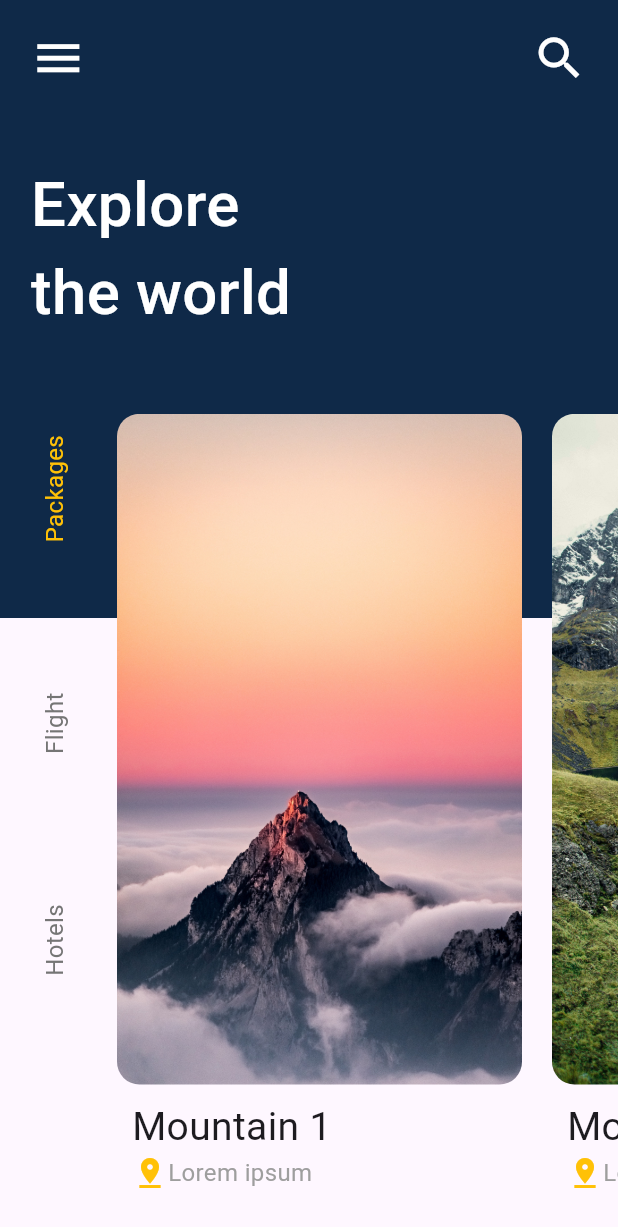
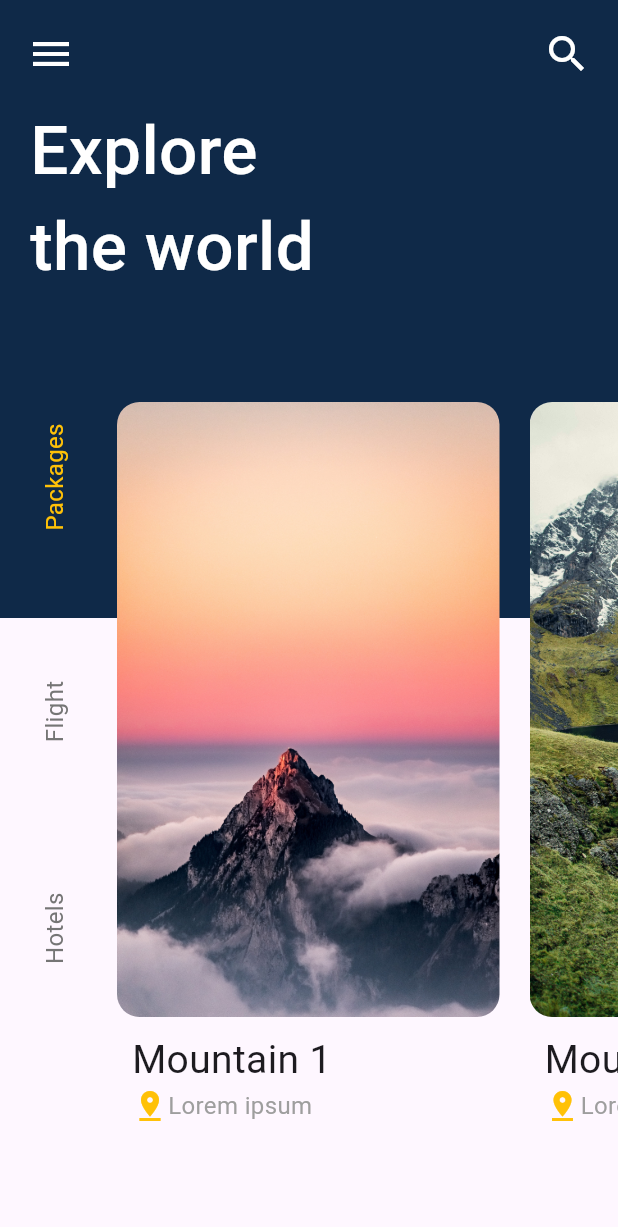
Before and after one commit to engineer-bisharat-ali/Travel-app-UI, a Flutter app: the MyHomePage screen opened directly, on a phone screen of 412 x 824 dp. Shown: the top 1227 px of the screen. Run offline on Flutter 3.47's test engine with Material 3 defaults, Android fonts, the phone set to English and light mode, and no system bars.

```diff
--- a/lib/main.dart
+++ b/lib/main.dart
@@ -1,5 +1,8 @@
 import 'package:flutter/material.dart';
 import 'package:travel_app_ui/pages/home_page.dart';
+import 'package:travel_app_ui/pages/second_page.dart';
+// import 'package:travel_app_ui/pages/home_page.dart';
+// import 'package:travel_app_ui/pages/second_page.dart';
 
 
 void main() {
@@ -17,7 +20,7 @@ class MyApp extends StatelessWidget {
         colorScheme: ColorScheme.fromSeed(seedColor: Colors.deepPurple),
         useMaterial3: true,
       ),
-      home: const MyHomePage(),
+      home: const SecondPage(),
     );
   }
 }
--- a/lib/pages/home_page.dart
+++ b/lib/pages/home_page.dart
@@ -1,6 +1,9 @@
 import 'package:flutter/material.dart';
 import 'package:flutter/services.dart';
+import 'package:travel_app_ui/widgets/background_of_ui.dart';
 import 'package:travel_app_ui/widgets/listview_builder_images.dart';
+import 'package:travel_app_ui/widgets/main_heading_of_pages.dart';
+import 'package:travel_app_ui/widgets/menu_and_search_icon.dart';
 
 class MyHomePage extends StatefulWidget {
   const MyHomePage({super.key});
@@ -14,24 +17,24 @@ class _MyHomePageState extends State<MyHomePage> {
   void initState() {
     super.initState();
     // Hide status and navigation bar when the widget is initialized
-    SystemChrome.setEnabledSystemUIMode(SystemUiMode.manual, overlays: [SystemUiOverlay.bottom]);
+    SystemChrome.setEnabledSystemUIMode(SystemUiMode.manual,
+        overlays: [SystemUiOverlay.bottom]);
   }
 
   @override
   Widget build(BuildContext context) {
     // Get screen dimensions
-    final screenHeight = MediaQuery.of(context).size.height;
-    final screenWidth = MediaQuery.of(context).size.width;
+    // final screenHeight = MediaQuery.of(context).size.height;
+    // final screenWidth = MediaQuery.of(context).size.width;
 
     return Scaffold(
       body: Stack(
         children: [
-          // Background color with two parts: purple and white
           Column(
             children: [
-              Container(
-                height: screenHeight / 2, // Responsive height
-                color: const Color(0xff0F2948),
+              // Background color with two parts: purple and white
+              AppBackground(
+                backgroundColor: const Color(0xff0F2948),
               ),
             ],
           ),
@@ -40,38 +43,16 @@ class _MyHomePageState extends State<MyHomePage> {
             crossAxisAlignment: CrossAxisAlignment.start,
             children: [
               // Menu and search icons
-              SafeArea(
-                child: Padding(
-                  padding: EdgeInsets.only(top: screenHeight * 0.015, left: screenWidth * 0.03, right: screenWidth * 0.03),
-                  child: Row(
-                    mainAxisAlignment: MainAxisAlignment.spaceBetween,
-                    children: [
-                      IconButton(
-                        onPressed: () {},
-                        icon: Icon(Icons.menu, color: Colors.white, size: screenWidth * 0.09),
-                      ),
-                      IconButton(
-                        onPressed: () {},
-                        icon: Icon(Icons.search, color: Colors.white, size: screenWidth * 0.09),
-                      ),
-                    ],
-                  ),
-                ),
+              MenuAndSearchIcon(
+                icon1: const Icon(Icons.menu),
+                searchIcon: const Icon(Icons.search),
               ),
               // Heading text
-              Padding(
-                padding: EdgeInsets.only(left: screenWidth * 0.05, top: screenHeight * 0.05, bottom: screenHeight * 0.05),
-                child: Text(
-                  "Explore\nthe world",
-                  style: TextStyle(
-                    fontSize: screenWidth * 0.1, // Responsive text size
-                    color: Colors.white,
-                    fontWeight: FontWeight.w500,
-                  ),
-                ),
-              ),
+               MainHeadingOfPage(mainHeadingText: "Explore\nthe world", fontsize: 45,),
+              const SizedBox(height: 50,),
               // List View for Images
               const ListviewBuilderImages(),
+              const SizedBox(height: 45,)
             ],
           ),
         ],
--- /dev/null
+++ b/lib/widgets/background_of_ui.dart
@@ -0,0 +1,19 @@
+import 'package:flutter/material.dart';
+
+// ignore: must_be_immutable
+class AppBackground extends StatelessWidget {
+  Color  backgroundColor = const Color(0xff0F2948);
+
+   AppBackground({super.key, required this.backgroundColor});
+
+  @override
+  Widget build(BuildContext context) {
+      final screenHeight = MediaQuery.of(context).size.height;
+    return Container(
+      height: (screenHeight / (2)), // Responsive height
+      color: backgroundColor,
+
+      // 0xff0F2948
+    );
+  }
+}
--- a/lib/widgets/listview_builder_images.dart
+++ b/lib/widgets/listview_builder_images.dart
@@ -101,7 +101,7 @@ class _ListviewBuilderImagesState extends State<ListviewBuilderImages> {
           child: Container(
             // Images container
             margin: const EdgeInsets.all(10),
-            width: 270,
+            width: 255,
             decoration: BoxDecoration(borderRadius: BorderRadius.circular(15)),
             child: ClipRRect(
                 borderRadius: BorderRadius.circular(15),
--- /dev/null
+++ b/lib/widgets/main_heading_of_pages.dart
@@ -0,0 +1,29 @@
+import "package:flutter/material.dart";
+// import "package:flutter/widgets.dart";
+
+// ignore: must_be_immutable
+class MainHeadingOfPage extends StatelessWidget {
+    String mainHeadingText;
+    double fontsize;
+   MainHeadingOfPage({super.key, required this.mainHeadingText , required this.fontsize});
+
+  @override
+  Widget build(BuildContext context) {
+    return Padding(
+      padding: const EdgeInsets.only(
+          left: 20,
+          top: 8,
+          bottom: 12),
+      child: Expanded(
+        child: Text(
+          mainHeadingText,
+          style: TextStyle(
+            fontSize: fontsize, // Responsive text size
+            color: Colors.white,
+            fontWeight: FontWeight.w500,
+          ),
+        ),
+      ),
+    );
+  }
+}
--- /dev/null
+++ b/lib/widgets/menu_and_search_icon.dart
@@ -0,0 +1,43 @@
+import 'package:flutter/material.dart';
+
+// ignore: must_be_immutable
+class MenuAndSearchIcon extends StatelessWidget {
+
+  Icon icon1;
+  Icon searchIcon;
+   MenuAndSearchIcon({super.key, required this.icon1 , required this.searchIcon});
+
+  @override
+  Widget build(BuildContext context) {
+    // final screenHeight = MediaQuery.of(context).size.height;
+    // final screenWidth = MediaQuery.of(context).size.width;
+    return SafeArea(
+      child: Padding(
+        padding: const EdgeInsets.only(
+            top: 12,
+            left: 10,
+            right: 10),
+        child: Expanded(
+          child: Row(
+            mainAxisAlignment: MainAxisAlignment.spaceBetween,
+            children: [
+              IconButton(
+                onPressed: () {},
+                icon: icon1,
+                iconSize: 32,
+                    color: Colors.white,
+                    ) ,
+
+              IconButton(
+                onPressed: () {},
+                icon: searchIcon,
+                iconSize: 32,
+                    color: Colors.white,
+              ),
+            ],
+          ),
+        ),
+      ),
+    );
+  }
+}
```
Also changed, not shown: lib/pages/second_page.dart (added, +141 -0 lines), lib/widgets/card_image_with_text.dart (added, +53 -0 lines), lib/widgets/sorting_part.dart (added, +37 -0 lines), assets/images/adventure-image1.jpg (added), assets/images/camping.jpg (added), assets/images/cycling-image.jpg (added), assets/images/trekking-image.jpg (added), assets/images/trekking-image2.jpg (added).
